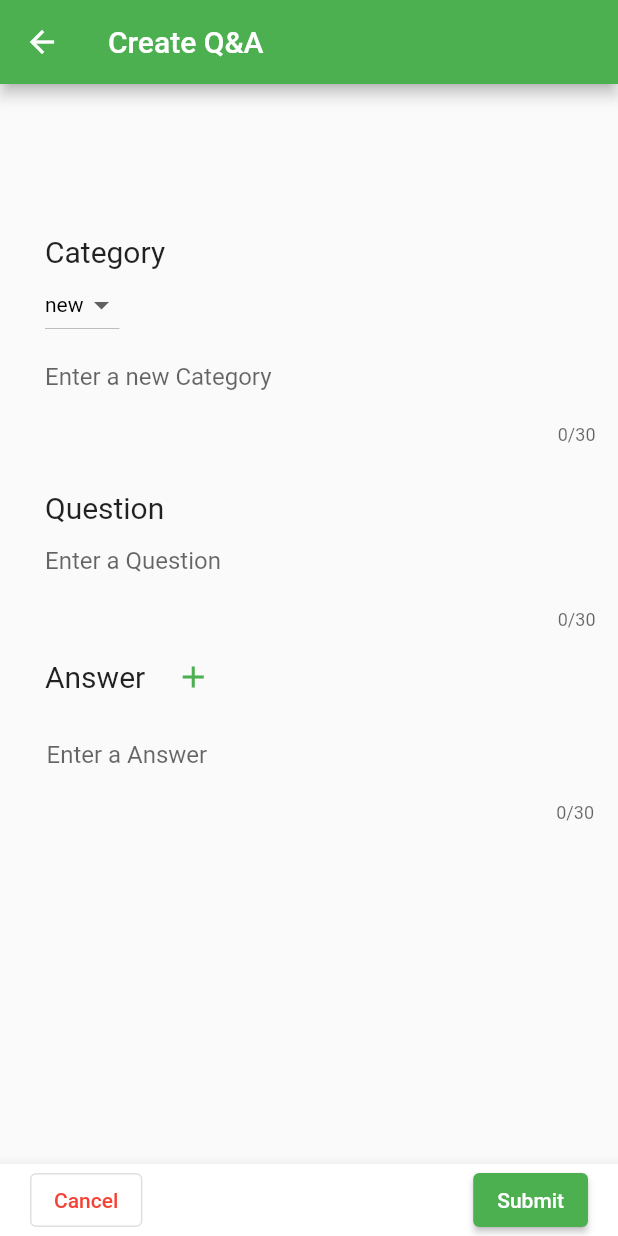
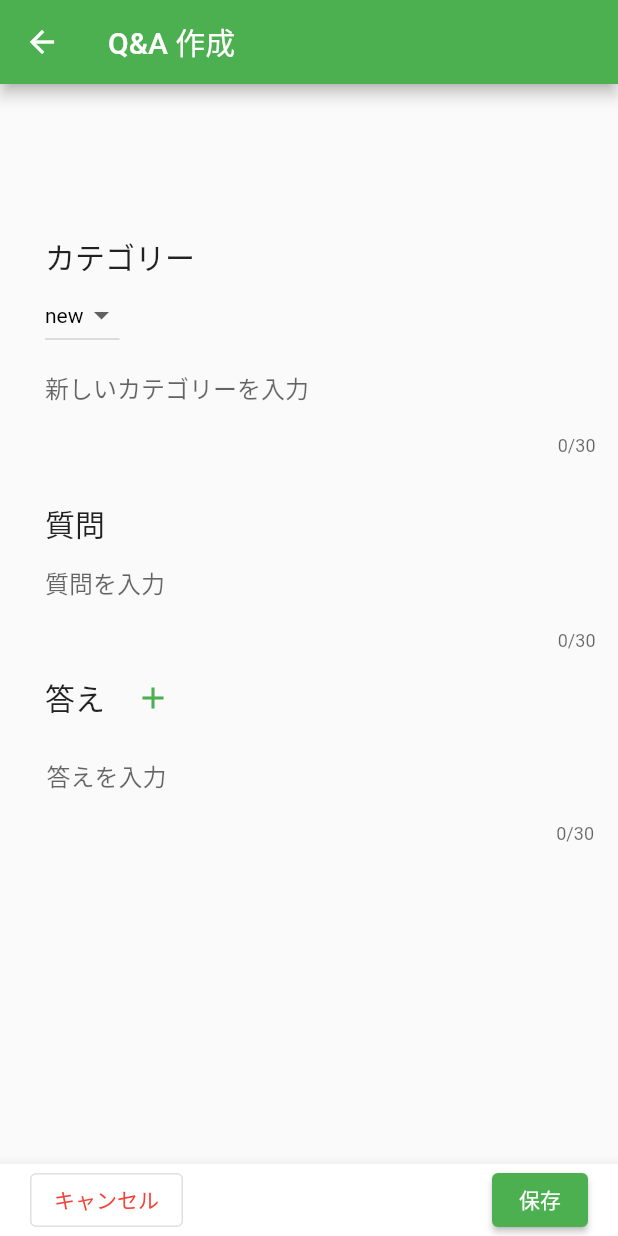
Before and after one commit to sinsinpurin/my_instruction, a Flutter app: the screen it shows after launch, after a tap on the "add" icon, on a phone screen of 412 x 824 dp. Run offline on Flutter 3.47's test engine with Material 2 defaults, Android fonts, the phone set to English and light mode, and no system bars; our stand-ins replace isar; missing offline and left inert: dart:ffi; accounts and stored records are empty.

Commit message:
日本語化

```diff
--- a/lib/ui/components/instract_form.dart
+++ b/lib/ui/components/instract_form.dart
@@ -40,9 +40,9 @@ class InstractForm extends StatelessWidget {
             title: () {
               switch (mode) {
                 case Mode.create:
-                  return const Text("Create Q&A");
+                  return const Text("Q&A 作成");
                 case Mode.edit:
-                  return const Text("Edit Q&A");
+                  return const Text("Q&A 編集");
               }
             }(),
             actions: [
@@ -65,7 +65,7 @@ class InstractForm extends StatelessWidget {
           body: Column(children: [
             Container(
               padding: const EdgeInsets.only(left: 30, top: 100),
-              child: const Text("Category", style: TextStyle(fontSize: 20)),
+              child: const Text("カテゴリー", style: TextStyle(fontSize: 20)),
               alignment: Alignment.topLeft,
             ),
             Container(
@@ -106,7 +106,7 @@ class InstractForm extends StatelessWidget {
                       style: const TextStyle(color: Colors.black),
                       decoration: const InputDecoration(
                         border: InputBorder.none,
-                        hintText: 'Enter a new Category',
+                        hintText: '新しいカテゴリーを入力',
                       ),
                       onChanged: (text) {
                         createViewModel.inputNewCategory = text;
@@ -116,7 +116,7 @@ class InstractForm extends StatelessWidget {
                 }())),
             Container(
               padding: const EdgeInsets.only(left: 30, top: 30),
-              child: const Text("Question", style: TextStyle(fontSize: 20)),
+              child: const Text("質問", style: TextStyle(fontSize: 20)),
               alignment: Alignment.topLeft,
             ),
             Padding(
@@ -127,7 +127,7 @@ class InstractForm extends StatelessWidget {
                   style: const TextStyle(color: Colors.black),
                   decoration: const InputDecoration(
                     border: InputBorder.none,
-                    hintText: 'Enter a Question',
+                    hintText: '質問を入力',
                   ),
                   initialValue:
                       editInstract == null ? "" : editInstract!.question,
@@ -139,7 +139,7 @@ class InstractForm extends StatelessWidget {
               padding: const EdgeInsets.only(left: 30, top: 7),
               child: Row(
                 children: [
-                  const Text("Answer", style: TextStyle(fontSize: 20)),
+                  const Text("答え", style: TextStyle(fontSize: 20)),
                   // Answerのテキストボックスを追加するボタン
                   TextButton(
                       onPressed: () {
@@ -172,7 +172,7 @@ class InstractForm extends StatelessWidget {
                       Navigator.of(context).pop();
                       createViewModel.allClear();
                     },
-                    child: const Text("Cancel"),
+                    child: const Text("キャンセル"),
                     style: OutlinedButton.styleFrom(
                       primary: Colors.red,
                     ),
@@ -182,7 +182,7 @@ class InstractForm extends StatelessWidget {
                     padding: const EdgeInsets.only(right: 20),
                     // Submitボタン
                     child: ElevatedButton(
-                      child: const Text("Submit"),
+                      child: const Text("保存"),
                       onPressed: () async {
                         switch (mode) {
                           case Mode.create:
@@ -218,8 +218,7 @@ class InstractForm extends StatelessWidget {
                                 barrierDismissible: false,
                                 builder: (_) {
                                   return AlertDialog(
-                                    content:
-                                        const Text("Please Input All Instract"),
+                                    content: const Text("空の入力欄があります"),
                                     actions: [
                                       TextButton(
                                         child: const Text("OK"),
@@ -254,8 +253,7 @@ class InstractForm extends StatelessWidget {
                                 barrierDismissible: false,
                                 builder: (_) {
                                   return AlertDialog(
-                                    content:
-                                        const Text("Please Input All Instract"),
+                                    content: const Text("空の入力欄があります"),
                                     actions: [
                                       TextButton(
                                         child: const Text("OK"),
@@ -287,7 +285,7 @@ class InstractForm extends StatelessWidget {
         style: const TextStyle(color: Colors.black),
         decoration: const InputDecoration(
           border: InputBorder.none,
-          hintText: 'Enter a Answer',
+          hintText: '答えを入力',
         ),
         initialValue: editInstract == null ? "" : editInstract!.answers[index],
         onChanged: (text) {
--- a/lib/ui/pages/category/category.dart
+++ b/lib/ui/pages/category/category.dart
@@ -24,10 +24,10 @@ class CategoryPage extends StatelessWidget {
       body: Column(children: [
         Expanded(
             child: (() {
-          if (instractsStore.categoryList.isEmpty) {
-            //instractが存在しない場合
+          if (instractsStore.instractList.isEmpty) {
+            //instractが存在しない場合 カテゴリーの削除ボタンの作成
             return const Center(
-              child: Text("No Instracts"),
+              child: Text("Q&A がありません"),
             );
           }
           return ListView.builder(
--- a/lib/ui/pages/home/home.dart
+++ b/lib/ui/pages/home/home.dart
@@ -32,7 +32,7 @@ class HomePage extends StatelessWidget {
             Container(
               padding: const EdgeInsets.only(left: 15),
               child: const Text(
-                "Category",
+                "カテゴリー",
                 style: TextStyle(fontSize: 20),
               ),
               alignment: Alignment.topLeft,
--- a/lib/ui/pages/instract/instract.dart
+++ b/lib/ui/pages/instract/instract.dart
@@ -26,7 +26,7 @@ class InstractPage extends StatelessWidget {
         },
         child: Scaffold(
           appBar: AppBar(
-            title: const Text("Question",
+            title: const Text("質問",
                 style: TextStyle(fontSize: 30, fontWeight: FontWeight.bold)),
             actions: [
               IconButton(
```
